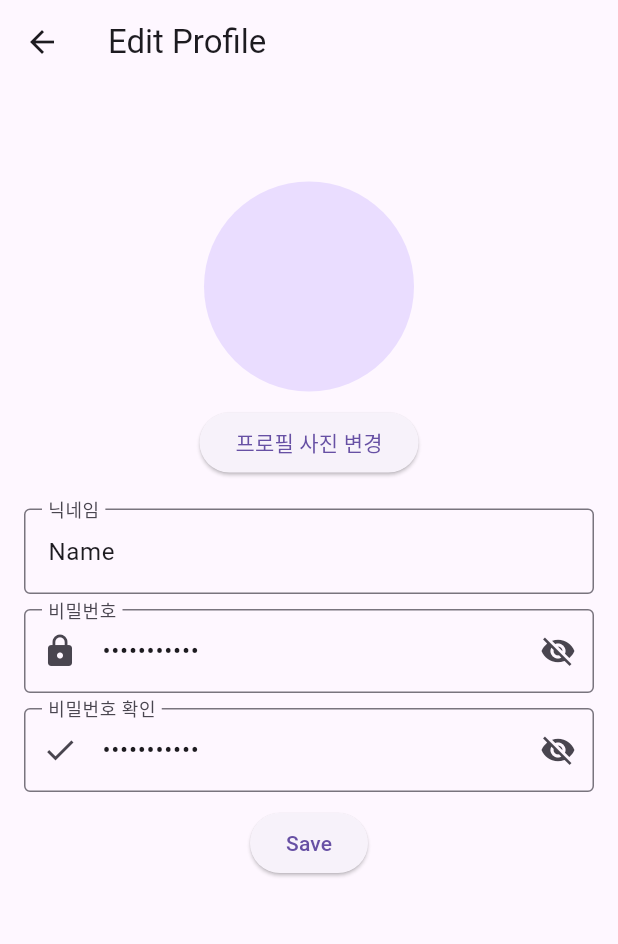
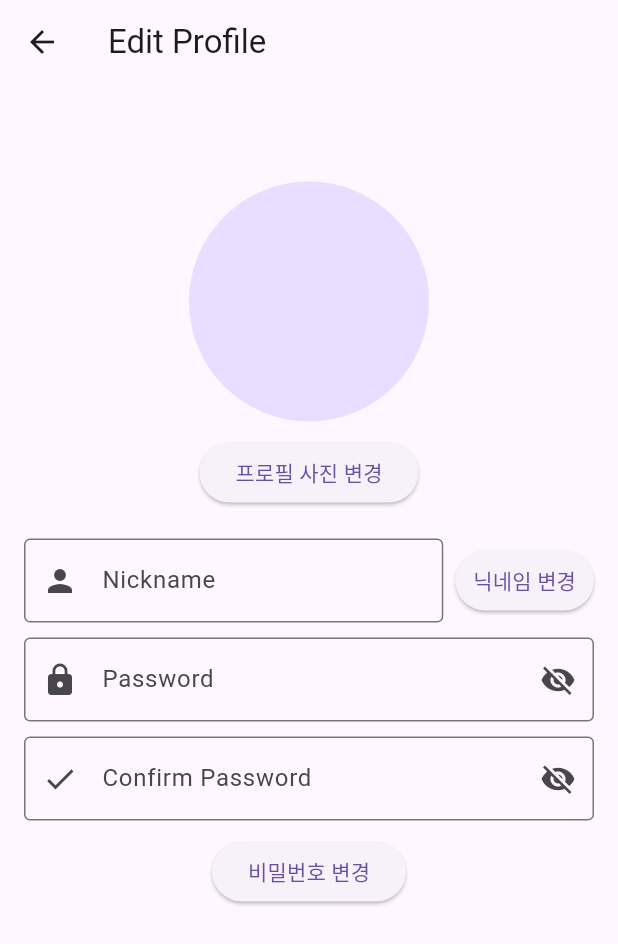
Before and after one commit to DE32-final-team3/Front, a Flutter app: the EditProfile screen opened directly, on a phone screen of 412 x 824 dp. Shown: the top 944 px of the screen. Run offline on Flutter 3.47's test engine with Material 3 defaults, Android fonts, the phone set to English and light mode, and no system bars; our stand-ins replace flutter_dotenv, flutter_secure_storage, image_picker; accounts and stored records are empty; network calls fail.

Commit message:
Add function for editing nickname and password

```diff
--- a/lib/pages/edit_profile.dart
+++ b/lib/pages/edit_profile.dart
@@ -1,9 +1,14 @@
+import 'dart:convert';
+
 import 'package:flutter/material.dart';
 import 'package:image_picker/image_picker.dart';
+import 'package:flutter_dotenv/flutter_dotenv.dart';
+import 'package:http/http.dart' as http;
 import 'package:provider/provider.dart';
 import 'dart:io';
 // features
 import 'package:cinetalk/features/user_provider.dart';
+import 'package:cinetalk/features/auth.dart';
 
 class EditProfile extends StatefulWidget {
   const EditProfile({super.key});
@@ -14,16 +19,22 @@ class EditProfile extends StatefulWidget {
 
 class _EditProfileState extends State<EditProfile> {
   final GlobalKey<FormState> _formKey = GlobalKey<FormState>();
-  // 임시 데이터
-  String nickname = 'Name'; // 닉네임
-  String password = 'password123'; // 비밀번호
-  String confirmPassword = 'password123'; // 비밀번호 확인
+  final _nicknameController = TextEditingController();
+  final _passwordController = TextEditingController();
+  final _confirmPasswordController = TextEditingController();
 
   bool _passwordVisible = false;
   bool _confirmPasswordVisible = false;
 
   File? _image;
   final ImagePicker _picker = ImagePicker();
+
+  @override
+  void initState() {
+    super.initState();
+    _nicknameController.text =
+        Provider.of<UserProvider>(context, listen: false).nickname;
+  }
 
   Future<void> _pickImage(ImageSource source) async {
     final XFile? pickedFile = await _picker.pickImage(source: source);
@@ -34,11 +45,100 @@ class _EditProfileState extends State<EditProfile> {
     }
   }
 
-  String? _validateNickname(String? value) {
-    if (value == null || value.isEmpty) {
-      return '닉네임을 입력해주세요';
+  Future<int> _api_p(String param, String value) async {
+    String? serverIP = dotenv.env['SERVER_IP']!;
+
+    var url = Uri.http(
+      serverIP, // 호스트 주소
+      '/api/user/$param', // 경로
+      {param: value},
+    );
+
+    var response = await http.post(url);
+    return response.statusCode;
   }
-    return null;
+
+  Future<int> update(String param, String value) async {
+    String? serverIP = dotenv.env['SERVER_IP']!;
+    String? token = await Auth.getToken();
+
+    var url = Uri.http(serverIP, '/api/user/update');
+
+    var response = await http.put(
+      url,
+      headers: {
+        'accept': 'application/json',
+        'Authorization': 'Bearer $token',
+        'Content-Type': 'application/json',
+      },
+      body: jsonEncode({param: value}),
+    );
+    return response.statusCode;
+  }
+
+  Future<void> _updatePassword() async {
+    if (_formKey.currentState!.validate()) {
+      _formKey.currentState!.save();
+
+      // 서버에 비동기 요청
+      var res = await update("password", _passwordController.text);
+      if (res == 200) {
+        ScaffoldMessenger.of(context).showSnackBar(
+          const SnackBar(
+            content: Text('비밀번호가 변경되었습니다.'),
+            duration: Duration(milliseconds: 500),
+          ),
+        );
+      } else {
+        ScaffoldMessenger.of(context).showSnackBar(
+          const SnackBar(
+            content: Text('비밀번호 변경 실패. 다시 시도해주세요.'),
+            duration: Duration(milliseconds: 500),
+          ),
+        );
+      }
+    }
+  }
+
+  void _validateNickname() async {
+    final nickname = _nicknameController.text.trim();
+    if (nickname.isEmpty) {
+      ScaffoldMessenger.of(context).showSnackBar(
+        const SnackBar(
+            content: Text('닉네임을 입력해주세요'),
+            duration: Duration(milliseconds: 500)),
+      );
+      return;
+    }
+
+    // nickname 변경
+    var statusCode = await _api_p("nickname", nickname);
+    if (statusCode == 200) {
+      var res = await update("nickname", nickname);
+
+      if (res == 200) {
+        ScaffoldMessenger.of(context).showSnackBar(
+          const SnackBar(
+              content: Text('닉네임이 변경되었습니다.'),
+              duration: Duration(milliseconds: 500)),
+        );
+        Provider.of<UserProvider>(context, listen: false)
+            .setUserNickname(nickname);
+      } else {
+        ScaffoldMessenger.of(context).showSnackBar(
+          const SnackBar(
+              content: Text('닉네임 변경 실패'),
+              duration: Duration(milliseconds: 500)),
+        );
+      }
+    } else {
+      ScaffoldMessenger.of(context).showSnackBar(
+        const SnackBar(
+            content: Text("이미 사용 중인 닉네임입니다."),
+            duration: Duration(milliseconds: 500)),
+      );
+    }
+    return;
   }
 
   String? _validatePassword(String? value) {
@@ -69,10 +169,19 @@ class _EditProfileState extends State<EditProfile> {
     if (value == null || value.isEmpty) {
       return '비밀번호를 다시 입력하세요';
     }
-    if (value != password) {
+    if (value != _passwordController.text) {
       return '비밀번호가 일치하지 않습니다';
     }
     return null;
+  }
+
+  // 메모리 관리를 위해 controller 정리
+  @override
+  void dispose() {
+    _nicknameController.dispose();
+    _passwordController.dispose();
+    _confirmPasswordController.dispose();
+    super.dispose();
   }
 
   @override
@@ -102,7 +211,7 @@ class _EditProfileState extends State<EditProfile> {
               child: Column(
                 children: [
                   CircleAvatar(
-                    radius: 70, // 원형의 반지름
+                    radius: 80, // 원형의 반지름
                     backgroundImage: _image != null ? FileImage(_image!) : null,
                   ),
                   const SizedBox(height: 10), // 프로필 사진과 버튼 사이 여백
@@ -114,34 +223,40 @@ class _EditProfileState extends State<EditProfile> {
               ),
             ),
             const SizedBox(height: 20), // 프로필 사진과 입력 필드 사이 여백
-
+            Row(
+              children: [
+                Expanded(
+                    child: TextFormField(
+                  controller: _nicknameController,
+                  decoration: const InputDecoration(
+                    labelText: 'Nickname',
+                    border: OutlineInputBorder(),
+                    prefixIcon: Icon(Icons.person),
+                  ),
+                )),
+                const SizedBox(width: 8),
+                ElevatedButton(
+                    onPressed: () {
+                      _validateNickname();
+                    },
+                    style: ElevatedButton.styleFrom(
+                      padding: const EdgeInsets.symmetric(horizontal: 12),
+                    ),
+                    child: const Text('닉네임 변경')),
+              ],
+            ),
+            // 닉네임 입력란
+            const SizedBox(height: 10),
             Form(
               key: _formKey,
               child: Column(
                 children: [
-                  // 닉네임 입력란
-                  TextFormField(
-                    initialValue: nickname,
-                    decoration: const InputDecoration(
-                      labelText: '닉네임',
-                      border: OutlineInputBorder(),
-                      hintText: '새 닉네임을 입력하세요',
-                    ),
-                    validator: _validateNickname,
-                    onSaved: (value) {
-                      if (value != null) {
-                        nickname = value;
-                      }
-                    },
-                  ),
-                  const SizedBox(height: 10), // 닉네임과 비밀번호 입력란 사이 여백
-
                   // 비밀번호 입력란
                   TextFormField(
-                    initialValue: password,
-                    obscureText: true, // 비밀번호 숨기기
+                    controller: _passwordController,
+                    obscureText: !_passwordVisible,
                     decoration: InputDecoration(
-                        labelText: '비밀번호',
+                      labelText: 'Password',
                       border: const OutlineInputBorder(),
                       prefixIcon: const Icon(Icons.lock),
                       suffixIcon: IconButton(
@@ -156,22 +271,16 @@ class _EditProfileState extends State<EditProfile> {
                           });
                         },
                       ),
-                        hintText: password),
+                    ),
                     validator: _validatePassword,
-                    onSaved: (value) {
-                      if (value != null) {
-                        password = value;
-                      }
-                    },
                   ),
-                  const SizedBox(height: 10), // 비밀번호와 비밀번호 확인 입력란 사이 여백
-
+                  const SizedBox(height: 10),
                   // 비밀번호 확인 입력란
                   TextFormField(
-                    initialValue: confirmPassword,
-                    obscureText: true, // 비밀번호 숨기기
+                    controller: _confirmPasswordController,
+                    obscureText: !_confirmPasswordVisible,
                     decoration: InputDecoration(
-                        labelText: '비밀번호 확인',
+                      labelText: 'Confirm Password',
                       border: const OutlineInputBorder(),
                       prefixIcon: const Icon(Icons.check),
                       suffixIcon: IconButton(
@@ -182,33 +291,18 @@ class _EditProfileState extends State<EditProfile> {
                         ),
                         onPressed: () {
                           setState(() {
-                              _confirmPasswordVisible =
-                                  !_confirmPasswordVisible;
+                            _confirmPasswordVisible = !_confirmPasswordVisible;
                           });
                         },
                       ),
-                        hintText: confirmPassword),
+                    ),
                     validator: _validateConfirmPassword,
-                    onSaved: (value) {
-                      if (value != null) {
-                        confirmPassword = value;
-                      }
-                    },
                   ),
-                  const SizedBox(height: 10), // 비밀번호 확인과 저장 버튼 사이 여백
-
-                  // 저장 버튼
+                  const SizedBox(height: 10),
                   Center(
                     child: ElevatedButton(
-                      onPressed: () {
-                        if (_formKey.currentState!.validate()) {
-                          _formKey.currentState!.save();
-                          ScaffoldMessenger.of(context).showSnackBar(
-                            const SnackBar(content: Text('수정이 완료되었습니다.')),
-                          );
-                        }
-                      },
-                      child: const Text('Save'),
+                      onPressed: _updatePassword,
+                      child: const Text('비밀번호 변경'),
                     ),
                   ),
                 ],
```
Lines whose indentation alone changed are shown as unchanged.
